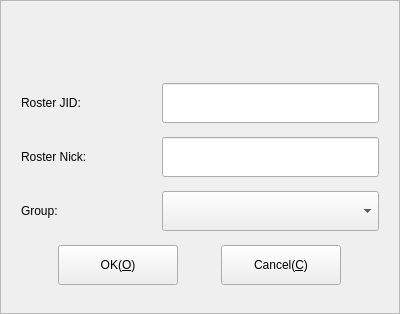
This is Widgets/FrmAddRoster/FrmAddRoster.ui in KangLin/RabbitIm as Qt 5 draws it before an edit. The edited form follows.
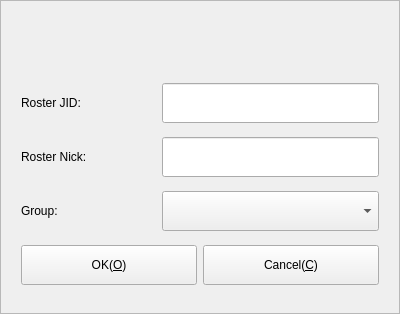
This is the edited form. Icons and pictures are not drawn.

Diff of the .ui file:
```diff
--- a/Widgets/FrmAddRoster/FrmAddRoster.ui
+++ b/Widgets/FrmAddRoster/FrmAddRoster.ui
@@ -219,7 +219,7 @@
         <item>
          <widget class="QPushButton" name="pbOk">
           <property name="sizePolicy">
-           <sizepolicy hsizetype="Fixed" vsizetype="Fixed">
+           <sizepolicy hsizetype="Preferred" vsizetype="Fixed">
             <horstretch>0</horstretch>
             <verstretch>0</verstretch>
            </sizepolicy>
@@ -238,7 +238,7 @@
         <item>
          <widget class="QPushButton" name="pbCancel">
           <property name="sizePolicy">
-           <sizepolicy hsizetype="Fixed" vsizetype="Fixed">
+           <sizepolicy hsizetype="Preferred" vsizetype="Fixed">
             <horstretch>0</horstretch>
             <verstretch>0</verstretch>
            </sizepolicy>
```
Left out of the diff: 20 changed lines with no effect on the pictures.
